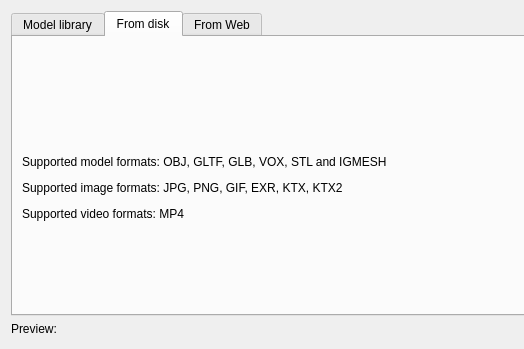
Above: gui_client/AddObjectDialog.ui from shipilovden/sub-metasiberia before the change; both pictures show x 0 to 524 and y 0 to 349 of the 1124 by 686 pixel window. Below: the same form after it.
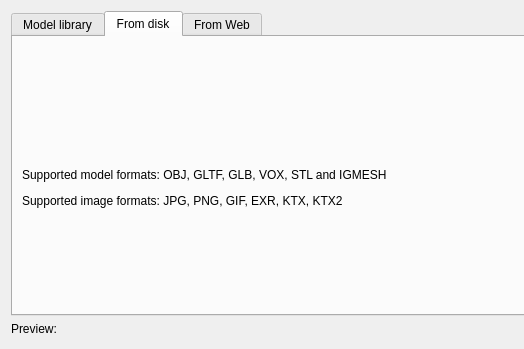
That is the form after the change. The open tabs and pages were chosen to show the change. Custom widgets are drawn as their Qt base class.

Commit message: Removed video option from AddObjectDialog. Added AddVideoDialog.

Diff of the .ui file:
```diff
--- a/gui_client/AddObjectDialog.ui
+++ b/gui_client/AddObjectDialog.ui
@@ -47,7 +47,7 @@
        <item>
         <widget class="QLabel" name="label_3">
          <property name="text">
-          <string>&lt;html&gt;&lt;head/&gt;&lt;body&gt;&lt;p&gt;Supported model formats: OBJ, GLTF, GLB, VOX, STL and IGMESH&lt;/p&gt;&lt;p&gt;Supported image formats: JPG, PNG, GIF, EXR, KTX, KTX2&lt;/p&gt;&lt;p&gt;Supported video formats: MP4&lt;/p&gt;&lt;/body&gt;&lt;/html&gt;</string>
+          <string>&lt;html&gt;&lt;head/&gt;&lt;body&gt;&lt;p&gt;Supported model formats: OBJ, GLTF, GLB, VOX, STL and IGMESH&lt;/p&gt;&lt;p&gt;Supported image formats: JPG, PNG, GIF, EXR, KTX, KTX2&lt;/p&gt;&lt;/body&gt;&lt;/html&gt;</string>
          </property>
          <property name="wordWrap">
           <bool>false</bool>
```
Left out of the diff: 4 changed lines with no effect on the pictures. The commit also changes 5 other files.
